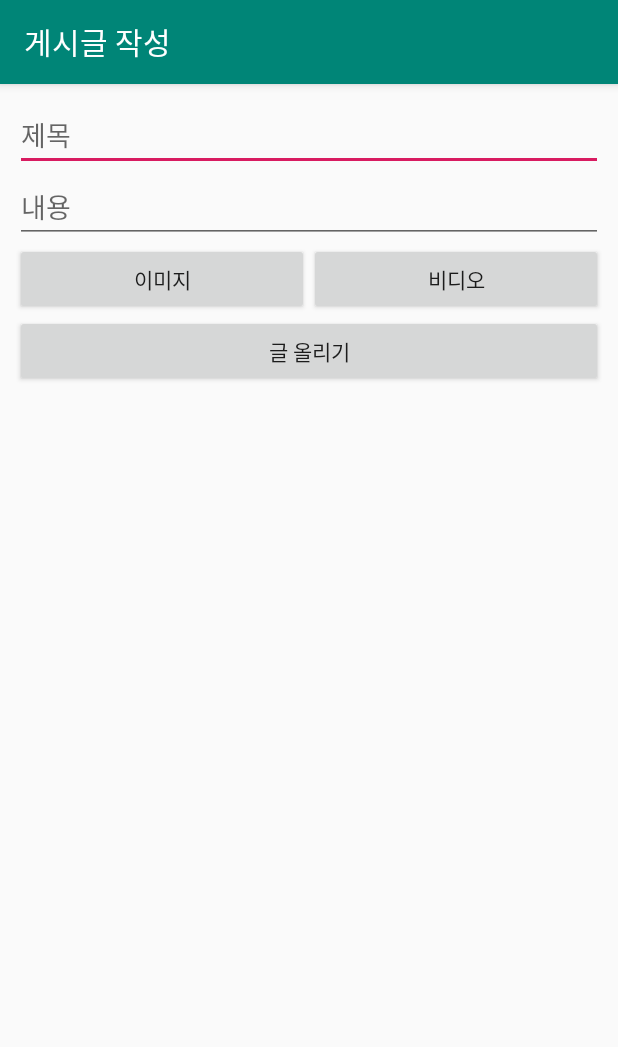
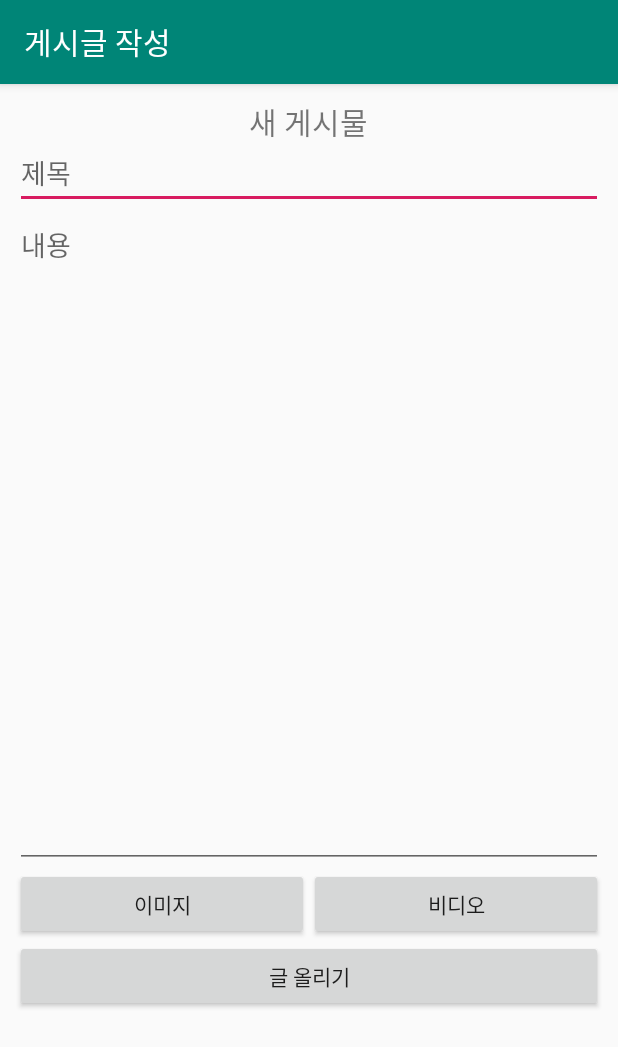
Before and after one commit to CSID-DGU/2019-2-CCD-Dongguk-4, an Android app: the WriteBoardActivity screen opened directly, with no data from a screen before it, on a phone screen of 412 x 824 dp. Shown: the top 1047 px of the screen. Run offline under Robolectric (Android 15) with nearby library versions, the phone set to English and light mode, and no system bars; our stand-ins replace Firebase (no records; nobody signed in at launch, a user with empty details on screens opened directly); pictures from the network do not load.

Commit message:
게시판 수정 7

```diff
--- a/app/src/main/res/layout/activity_board_write.xml
+++ b/app/src/main/res/layout/activity_board_write.xml
@@ -4,22 +4,27 @@
     android:layout_width="match_parent"
     android:layout_height="match_parent"
     xmlns:app="http://schemas.android.com/apk/res-auto">
+    <TextView
+        android:layout_width="wrap_content"
+        android:layout_height="wrap_content"
+        android:text="새 게시물"
+        android:textSize="20dp"
+        android:layout_centerInParent="true"
+        android:layout_alignParentTop="true"
+        android:paddingTop="10dp"
+        android:id="@+id/new_text"/>
+
     <ScrollView
         android:layout_width="match_parent"
         android:layout_height="wrap_content"
-        android:orientation="vertical">
+        android:orientation="vertical"
+        android:paddingTop="25dp">
         <LinearLayout
             android:layout_width="match_parent"
             android:layout_height="wrap_content"
             android:orientation="vertical"
             android:padding="10dp">
-            <EditText
-                android:layout_width="match_parent"
-                android:layout_height="wrap_content"
-                android:id="@+id/board_titleEditText"
-                android:ems="10"
-                android:hint="제목"
-                android:inputType="textPersonName"/>
+
             <LinearLayout
                 android:layout_width="match_parent"
                 android:layout_height="match_parent"
@@ -29,10 +34,18 @@
                     android:layout_width="match_parent"
                     android:layout_height="match_parent"
                     android:orientation="vertical">
+                    <EditText
+                        android:id="@+id/board_titleEditText"
+                        android:layout_width="match_parent"
+                        android:layout_height="wrap_content"
+                        android:ems="10"
+                        android:hint="제목"
+                        android:inputType="textPersonName" />
+
                     <include
                         layout="@layout/view_contents_edit_text"
                         android:layout_width="match_parent"
-                        android:layout_height="wrap_content"/>
+                        android:layout_height="439dp" />
                 </LinearLayout>
             </LinearLayout>
             <LinearLayout
@@ -51,6 +64,8 @@
                     android:id="@+id/board_video"
                     android:layout_weight="1"
                     android:text="비디오"/>
+
+
             </LinearLayout>
             <Button
                 android:layout_width="match_parent"
```
